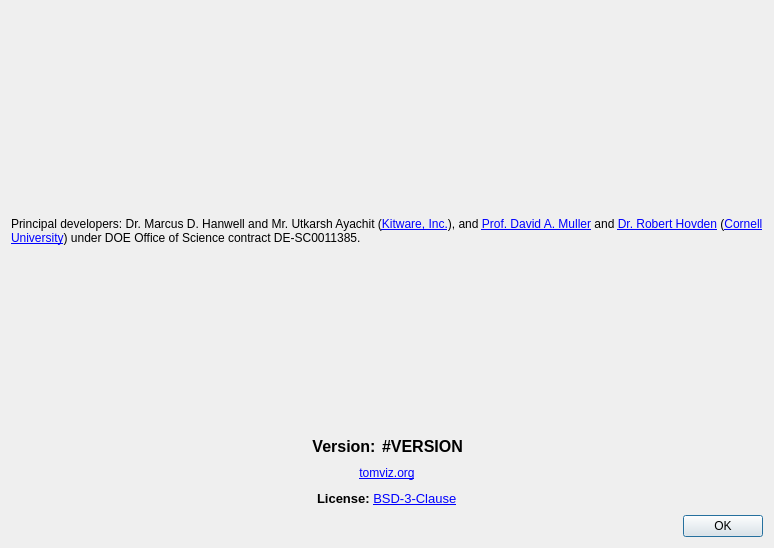
First picture: the form in tomviz/AboutDialog.ui, repository OpenChemistry/tomviz, before the edit.
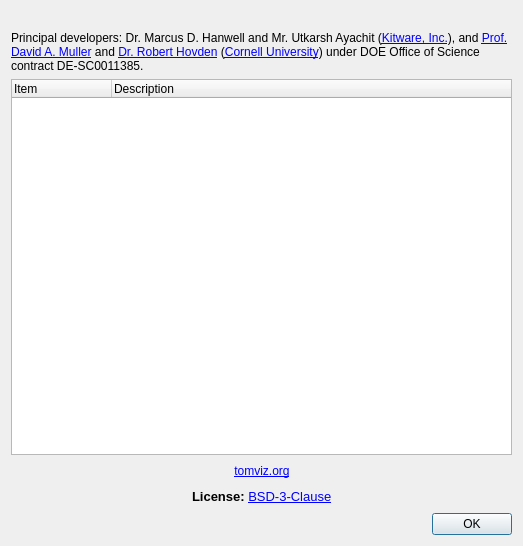
Second picture: the form after the edit. Icons and pictures are not drawn.

Commit message: Add a slew of version info to the About dialog

```diff
--- a/tomviz/AboutDialog.ui
+++ b/tomviz/AboutDialog.ui
@@ -6,8 +6,8 @@
    <rect>
     <x>0</x>
     <y>0</y>
-    <width>774</width>
-    <height>548</height>
+    <width>523</width>
+    <height>546</height>
    </rect>
   </property>
   <property name="windowTitle">
@@ -27,19 +27,6 @@
      </property>
     </widget>
    </item>
-   <item>
-    <spacer name="verticalSpacer_2">
-     <property name="orientation">
-      <enum>Qt::Vertical</enum>
-     </property>
-     <property name="sizeHint" stdset="0">
-      <size>
-       <width>20</width>
-       <height>36</height>
-      </size>
-     </property>
-    </spacer>
-   </item>
    <item>
     <widget class="QLabel" name="label">
      <property name="text">
@@ -60,74 +47,33 @@
     </widget>
    </item>
    <item>
-    <spacer name="verticalSpacer">
-     <property name="orientation">
-      <enum>Qt::Vertical</enum>
+    <widget class="QTreeWidget" name="information">
+     <property name="sizePolicy">
+      <sizepolicy hsizetype="Expanding" vsizetype="Expanding">
+       <horstretch>0</horstretch>
+       <verstretch>0</verstretch>
+      </sizepolicy>
      </property>
-     <property name="sizeHint" stdset="0">
-      <size>
-       <width>20</width>
-       <height>36</height>
-      </size>
+     <property name="alternatingRowColors">
+      <bool>true</bool>
      </property>
-    </spacer>
-   </item>
-   <item>
-    <layout class="QHBoxLayout" name="versionLayout">
-     <item>
-      <layout class="QHBoxLayout" name="horizontalLayout_3">
-       <item>
-        <spacer name="horizontalSpacer_3">
-         <property name="orientation">
-          <enum>Qt::Horizontal</enum>
-         </property>
-         <property name="sizeHint" stdset="0">
-          <size>
-           <width>40</width>
-           <height>20</height>
-          </size>
-         </property>
-        </spacer>
-       </item>
-       <item>
-        <widget class="QLabel" name="versionLabel">
-         <property name="text">
-          <string>&lt;html&gt;&lt;head/&gt;&lt;body&gt;&lt;p&gt;&lt;span style=&quot; font-size:12pt; font-weight:600;&quot;&gt;Version:&lt;/span&gt;&lt;/p&gt;&lt;/body&gt;&lt;/html&gt;</string>
-         </property>
-         <property name="textFormat">
-          <enum>Qt::AutoText</enum>
-         </property>
-         <property name="alignment">
-          <set>Qt::AlignCenter</set>
-         </property>
-        </widget>
-       </item>
-       <item>
-        <widget class="QLabel" name="version">
-         <property name="text">
-          <string>&lt;html&gt;&lt;head/&gt;&lt;body&gt;&lt;p&gt;&lt;span style=&quot; font-size:12pt; font-weight:600;&quot;&gt;#VERSION&lt;/span&gt;&lt;/p&gt;&lt;/body&gt;&lt;/html&gt;</string>
-         </property>
-         <property name="textInteractionFlags">
-          <set>Qt::LinksAccessibleByMouse|Qt::TextSelectableByMouse</set>
-         </property>
-        </widget>
-       </item>
-       <item>
-        <spacer name="horizontalSpacer_4">
-         <property name="orientation">
-          <enum>Qt::Horizontal</enum>
-         </property>
-         <property name="sizeHint" stdset="0">
-          <size>
-           <width>40</width>
-           <height>20</height>
-          </size>
-         </property>
-        </spacer>
-       </item>
-      </layout>
-     </item>
-    </layout>
+     <property name="rootIsDecorated">
+      <bool>false</bool>
+     </property>
+     <attribute name="headerStretchLastSection">
+      <bool>true</bool>
+     </attribute>
+     <column>
+      <property name="text">
+       <string>Item</string>
+      </property>
+     </column>
+     <column>
+      <property name="text">
+       <string>Description</string>
+      </property>
+     </column>
+    </widget>
    </item>
    <item>
     <layout class="QHBoxLayout" name="horizontalLayout">
```
The commit also changes 2 other files.
